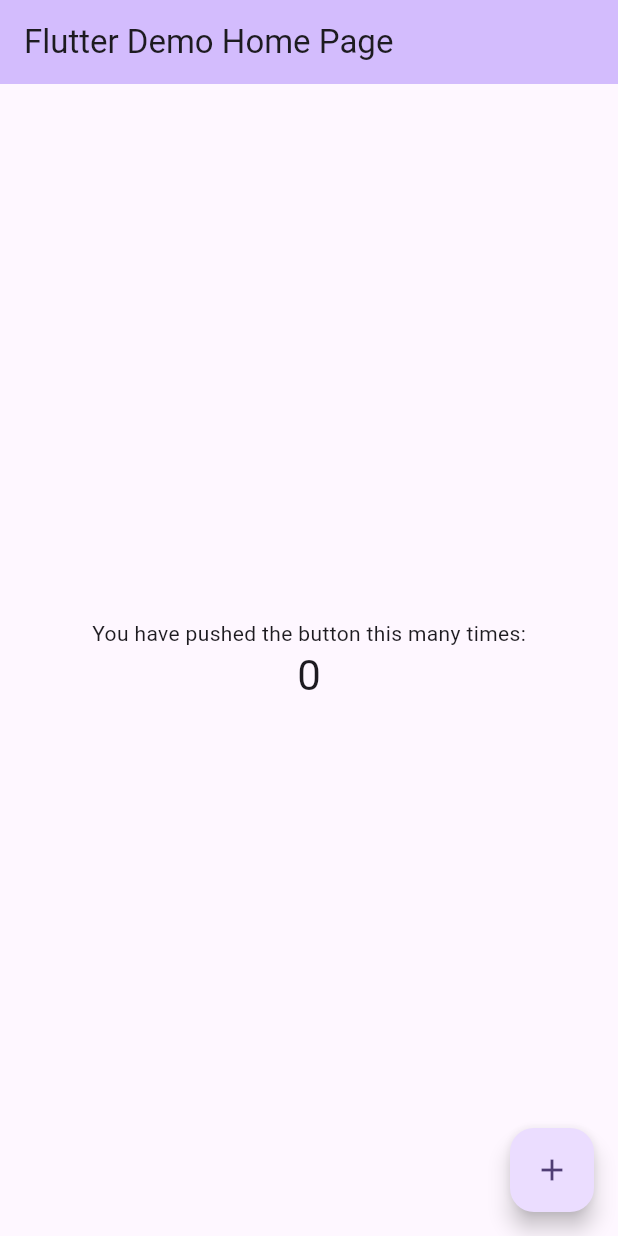
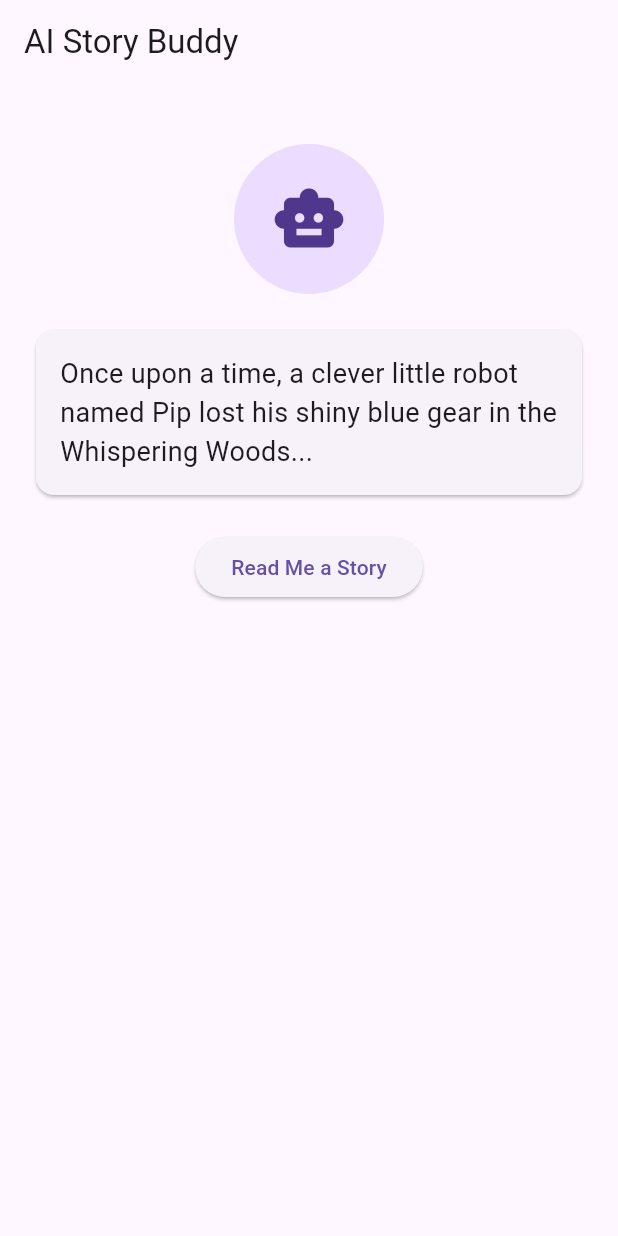
Before and after one commit to vikassinawane84593/peblostorybuddy, a Flutter app: the screen it shows after launch, on a phone screen of 412 x 824 dp. Run offline on Flutter 3.47's test engine with Material 3 defaults, Android fonts, the phone set to English and light mode, and no system bars; our stand-ins replace flutter_riverpod, flutter_tts, riverpod.

Commit message:
aded home screen and servise code

```diff
--- a/lib/main.dart
+++ b/lib/main.dart
@@ -1,122 +1,24 @@
 import 'package:flutter/material.dart';
+import 'package:peblostorybuddy/screens/home_screen.dart';
+import 'package:flutter_riverpod/flutter_riverpod.dart';
+
 
 void main() {
-  runApp(const MyApp());
+  runApp(
+     ProviderScope(
+      child: MyApp(),
+    ),
+  );
 }
 
 class MyApp extends StatelessWidget {
   const MyApp({super.key});
 
-  // This widget is the root of your application.
   @override
   Widget build(BuildContext context) {
     return MaterialApp(
-      title: 'Flutter Demo',
-      theme: ThemeData(
-        // This is the theme of your application.
-        //
-        // TRY THIS: Try running your application with "flutter run". You'll see
-        // the application has a purple toolbar. Then, without quitting the app,
-        // try changing the seedColor in the colorScheme below to Colors.green
-        // and then invoke "hot reload" (save your changes or press the "hot
-        // reload" button in a Flutter-supported IDE, or press "r" if you used
-        // the command line to start the app).
-        //
-        // Notice that the counter didn't reset back to zero; the application
-        // state is not lost during the reload. To reset the state, use hot
-        // restart instead.
-        //
-        // This works for code too, not just values: Most code changes can be
-        // tested with just a hot reload.
-        colorScheme: .fromSeed(seedColor: Colors.deepPurple),
-      ),
-      home: const MyHomePage(title: 'Flutter Demo Home Page'),
+      debugShowCheckedModeBanner: false,
+      home: HomeScreen(),
     );
   }
 }
-
-class MyHomePage extends StatefulWidget {
-  const MyHomePage({super.key, required this.title});
-
-  // This widget is the home page of your application. It is stateful, meaning
-  // that it has a State object (defined below) that contains fields that affect
-  // how it looks.
-
-  // This class is the configuration for the state. It holds the values (in this
-  // case the title) provided by the parent (in this case the App widget) and
-  // used by the build method of the State. Fields in a Widget subclass are
-  // always marked "final".
-
-  final String title;
-
-  @override
-  State<MyHomePage> createState() => _MyHomePageState();
-}
-
-class _MyHomePageState extends State<MyHomePage> {
-  int _counter = 0;
-
-  void _incrementCounter() {
-    setState(() {
-      // This call to setState tells the Flutter framework that something has
-      // changed in this State, which causes it to rerun the build method below
-      // so that the display can reflect the updated values. If we changed
-      // _counter without calling setState(), then the build method would not be
-      // called again, and so nothing would appear to happen.
-      _counter++;
-    });
-  }
-
-  @override
-  Widget build(BuildContext context) {
-    // This method is rerun every time setState is called, for instance as done
-    // by the _incrementCounter method above.
-    //
-    // The Flutter framework has been optimized to make rerunning build methods
-    // fast, so that you can just rebuild anything that needs updating rather
-    // than having to individually change instances of widgets.
-    return Scaffold(
-      appBar: AppBar(
-        // TRY THIS: Try changing the color here to a specific color (to
-        // Colors.amber, perhaps?) and trigger a hot reload to see the AppBar
-        // change color while the other colors stay the same.
-        backgroundColor: Theme.of(context).colorScheme.inversePrimary,
-        // Here we take the value from the MyHomePage object that was created by
-        // the App.build method, and use it to set our appbar title.
-        title: Text(widget.title),
-      ),
-      body: Center(
-        // Center is a layout widget. It takes a single child and positions it
-        // in the middle of the parent.
-        child: Column(
-          // Column is also a layout widget. It takes a list of children and
-          // arranges them vertically. By default, it sizes itself to fit its
-          // children horizontally, and tries to be as tall as its parent.
-          //
-          // Column has various properties to control how it sizes itself and
-          // how it positions its children. Here we use mainAxisAlignment to
-          // center the children vertically; the main axis here is the vertical
-          // axis because Columns are vertical (the cross axis would be
-          // horizontal).
-          //
-          // TRY THIS: Invoke "debug painting" (choose the "Toggle Debug Paint"
-          // action in the IDE, or press "p" in the console), to see the
-          // wireframe for each widget.
-          mainAxisAlignment: .center,
-          children: [
-            const Text('You have pushed the button this many times:'),
-            Text(
-              '$_counter',
-              style: Theme.of(context).textTheme.headlineMedium,
-            ),
-          ],
-        ),
-      ),
-      floatingActionButton: FloatingActionButton(
-        onPressed: _incrementCounter,
-        tooltip: 'Increment',
-        child: const Icon(Icons.add),
-      ),
-    );
-  }
-}
--- /dev/null
+++ b/lib/providers/story_provider.dart
@@ -0,0 +1,44 @@
+
+import 'package:riverpod/legacy.dart';
+
+enum StoryState {
+  idle,
+  loading,
+  playing,
+  quizVisible,
+  success,
+  error,
+}
+
+class StoryNotifier extends StateNotifier<StoryState> {
+  StoryNotifier() : super(StoryState.idle);
+
+  void setLoading() {
+    state = StoryState.loading;
+  }
+
+  void setPlaying() {
+    state = StoryState.playing;
+  }
+
+  void showQuiz() {
+    state = StoryState.quizVisible;
+  }
+
+  void setSuccess() {
+    state = StoryState.success;
+  }
+
+  void setError() {
+    state = StoryState.error;
+  }
+
+  void reset() {
+    state = StoryState.idle;
+  }
+}
+
+final storyProvider =
+StateNotifierProvider<StoryNotifier, StoryState>((ref) {
+  return StoryNotifier();
+});
--- /dev/null
+++ b/lib/screens/home_screen.dart
@@ -0,0 +1,114 @@
+import 'package:flutter/material.dart';
+import 'package:flutter_riverpod/flutter_riverpod.dart';
+import 'package:peblostorybuddy/providers/story_provider.dart';
+import 'package:peblostorybuddy/services/tts_service.dart';
+
+
+class HomeScreen extends ConsumerStatefulWidget {
+  const HomeScreen({super.key});
+
+  @override
+  ConsumerState<HomeScreen> createState() => _HomeScreenState();
+}
+
+class _HomeScreenState extends ConsumerState<HomeScreen> {
+  final TtsService ttsService = TtsService();
+
+  final String storyText =
+      "Once upon a time, a clever little robot named Pip lost his shiny blue gear in the Whispering Woods...";
+
+  @override
+  void initState() {
+    super.initState();
+
+    ttsService.initialize();
+
+    ttsService.onComplete(() {
+      ref.read(storyProvider.notifier).showQuiz();
+    });
+
+    ttsService.onError((message) {
+      ref.read(storyProvider.notifier).setError();
+    });
+  }
+
+  Future<void> readStory() async {
+    ref.read(storyProvider.notifier).setLoading();
+
+    await Future.delayed(const Duration(seconds: 1));
+
+    ref.read(storyProvider.notifier).setPlaying();
+
+    await ttsService.speak(storyText);
+  }
+
+  @override
+  Widget build(BuildContext context) {
+    final state = ref.watch(storyProvider);
+
+    return Scaffold(
+      appBar: AppBar(
+        title: const Text("AI Story Buddy"),
+      ),
+      body: Padding(
+        padding: const EdgeInsets.all(20),
+        child: Column(
+          children: [
+            const SizedBox(height: 20),
+
+            // AI Buddy
+            const CircleAvatar(
+              radius: 50,
+              child: Icon(
+                Icons.smart_toy,
+                size: 50,
+              ),
+            ),
+
+            const SizedBox(height: 20),
+
+            // Story Card
+            Card(
+              child: Padding(
+                padding: const EdgeInsets.all(16),
+                child: Text(
+                  storyText,
+                  style: const TextStyle(fontSize: 18),
+                ),
+              ),
+            ),
+
+            const SizedBox(height: 20),
+
+            ElevatedButton(
+              onPressed: readStory,
+              child: const Text("Read Me a Story"),
+            ),
+
+            const SizedBox(height: 20),
+
+            if (state == StoryState.loading)
+              const CircularProgressIndicator(),
+
+            if (state == StoryState.playing)
+              const Text("Reading Story..."),
+
+            if (state == StoryState.error)
+              const Text(
+                "Oops! Something went wrong.",
+              ),
+
+            if (state == StoryState.quizVisible)
+              const Text(
+                "Quiz Coming Next...",
+                style: TextStyle(
+                  fontSize: 22,
+                  fontWeight: FontWeight.bold,
+                ),
+              ),
+          ],
+        ),
+      ),
+    );
+  }
+}
--- a/pubspec.yaml
+++ b/pubspec.yaml
@@ -34,6 +34,8 @@ dependencies:
   # The following adds the Cupertino Icons font to your application.
   # Use with the CupertinoIcons class for iOS style icons.
   cupertino_icons: ^1.0.8
+  flutter_tts: ^4.2.5
+  flutter_riverpod: ^3.3.2
 
 dev_dependencies:
   flutter_test:
```
Also changed, not shown: lib/services/tts_service.dart (added, +31 -0 lines), pubspec.lock, 3 other files.
